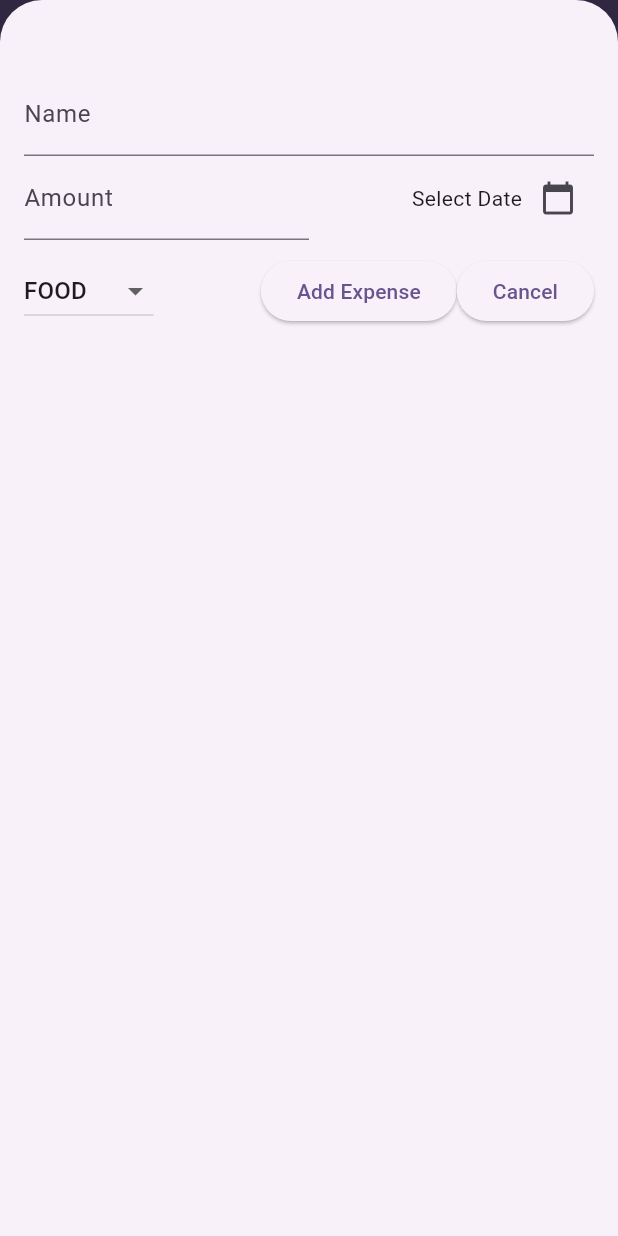
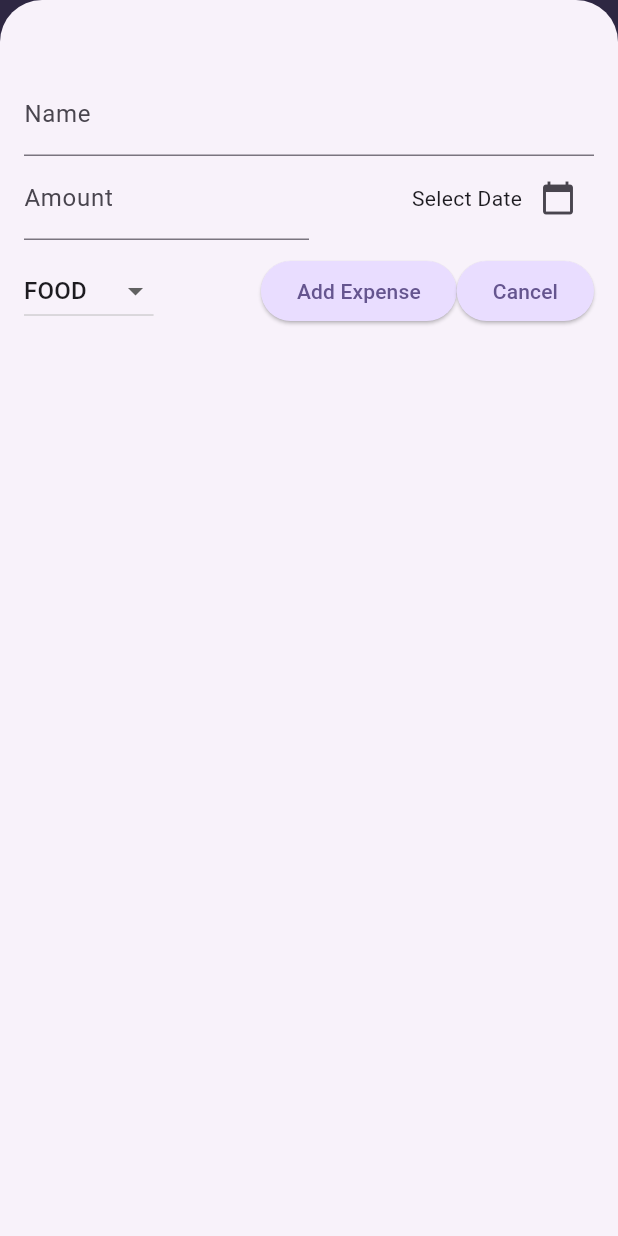
Before and after one commit to 3SyedShayan/Expense-Tracker, a Flutter app: the screen it shows after launch, after a tap on the "add" icon, on a phone screen of 412 x 824 dp. Run offline on Flutter 3.47's test engine with Material 3 defaults, Android fonts, the phone set to English and light mode, and no system bars.

Commit message:
Added Theme to Overall App

```diff
--- a/lib/main.dart
+++ b/lib/main.dart
@@ -1,7 +1,9 @@
 import 'package:expense_tracker/widgets/expenses.dart';
 import 'package:flutter/material.dart';
 
-var kColor = ColorScheme.fromSeed(seedColor: Colors.deepPurple);
+var kColor = ColorScheme.fromSeed(
+  seedColor: Color.fromARGB(255, 96, 59, 181),
+);
 void main() {
   runApp(
     MaterialApp(
@@ -17,6 +19,16 @@ void main() {
             vertical: 8,
           ),
         ),
+        elevatedButtonTheme: ElevatedButtonThemeData(
+            style: ElevatedButton.styleFrom(
+                backgroundColor: kColor.primaryContainer)),
+        textTheme: ThemeData().textTheme.copyWith(
+              titleLarge: TextStyle(
+                fontWeight: FontWeight.normal,
+                color: kColor.onSecondaryContainer,
+                fontSize: 14,
+              ),
+            ),
       ),
       home: Expenses(),
     ),
--- a/lib/widgets/charts/chart.dart
+++ b/lib/widgets/charts/chart.dart
@@ -32,9 +32,7 @@ class ChartModel extends StatelessWidget {
 
   @override
   Widget build(BuildContext context) {
-    return Column(
-      children: [
-        Container(
+    return Container(
       margin: const EdgeInsets.all(16),
       width: double.infinity,
       padding: const EdgeInsets.symmetric(
@@ -53,7 +51,9 @@ class ChartModel extends StatelessWidget {
           end: Alignment.topCenter,
         ),
       ),
-          child: Expanded(
+      child: Column(
+        children: [
+          Expanded(
             child: Row(
               spacing: 10,
               crossAxisAlignment: CrossAxisAlignment.end,
@@ -67,11 +67,9 @@ class ChartModel extends StatelessWidget {
               ],
             ),
           ),
+          SizedBox(
+            height: 12,
           ),
-        // Row(
-        //     children: bucketList
-        //         .map((e) => Icon(categoryIcons[e.category]))
-        //         .toList(),
           Row(
             children: bucketList
                 .map((e) => Expanded(
@@ -83,6 +81,7 @@ class ChartModel extends StatelessWidget {
                 .toList(),
           )
         ],
+      ),
     );
   }
 }
--- a/lib/widgets/charts/chart_bar.dart
+++ b/lib/widgets/charts/chart_bar.dart
@@ -1,22 +1,21 @@
 import 'package:flutter/material.dart';
 
-class ChartBar extends StatefulWidget {
+class ChartBar extends StatelessWidget {
   ChartBar({super.key, required this.fill});
 
   var fill = 0.0;
-  @override
-  State<ChartBar> createState() => _ChartBar2State();
-}
 
-class _ChartBar2State extends State<ChartBar> {
   @override
   Widget build(BuildContext context) {
     return Expanded(
       child: FractionallySizedBox(
         alignment: Alignment.bottomCenter,
-        heightFactor: widget.fill,
+        heightFactor: fill,
         child: DecoratedBox(
-          decoration: BoxDecoration(color: Colors.deepPurple),
+          decoration: BoxDecoration(
+              color: Colors.deepPurple,
+              borderRadius: BorderRadius.vertical(top: Radius.circular(8)),
+              shape: BoxShape.rectangle),
         ),
       ),
     );
--- a/lib/widgets/charts/chart_bar3.dart
+++ b/lib/widgets/charts/chart_bar3.dart
@@ -12,9 +12,9 @@ class ChartBar extends StatelessWidget {
   Widget build(BuildContext context) {
     final isDarkMode =
         MediaQuery.of(context).platformBrightness == Brightness.dark;
-    return Expanded(
-      child: Padding(
-        padding: const EdgeInsets.symmetric(horizontal: 4),
+    return Padding(
+      padding: const EdgeInsets.symmetric(horizontal: 4),
+      child: Expanded(
         child: FractionallySizedBox(
           heightFactor: fill,
           child: DecoratedBox(
--- a/lib/widgets/expenses.dart
+++ b/lib/widgets/expenses.dart
@@ -13,21 +13,26 @@ class Expenses extends StatefulWidget {
 
 final List<Expense> _registeredExpenses = [
   Expense(
-      title: 'Shoes',
+      title: 'Buy Shoes',
       amount: 100,
-      date: DateTime.now(),
+      date: DateTime(2025, 2, 3),
       category: Category.Leisure),
   Expense(
-    title: 'Food',
+    title: 'Order Pizza',
     amount: 50,
     date: DateTime.now(),
     category: Category.Food,
   ),
   Expense(
-      title: 'Other',
-      amount: 20,
-      date: DateTime.now(),
+      title: 'Fix Laptop',
+      amount: 130,
+      date: DateTime(2025, 3, 4),
       category: Category.Work),
+  Expense(
+      title: 'Home Tickets',
+      amount: 70,
+      date: DateTime(2025, 2, 4),
+      category: Category.Travel),
 ];
 
 class _ExpensesState extends State<Expenses> {
```
Lines whose indentation alone changed are shown as unchanged.
